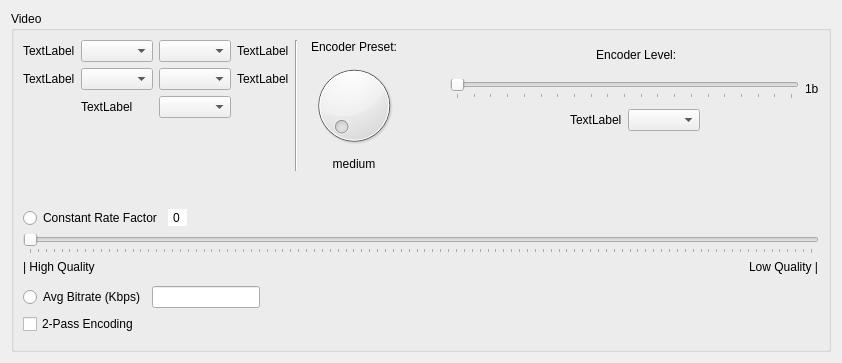
This is src/video_ui.ui in b1aqW0lf/Lithium as Qt 5 draws it before an edit. The edited form follows.
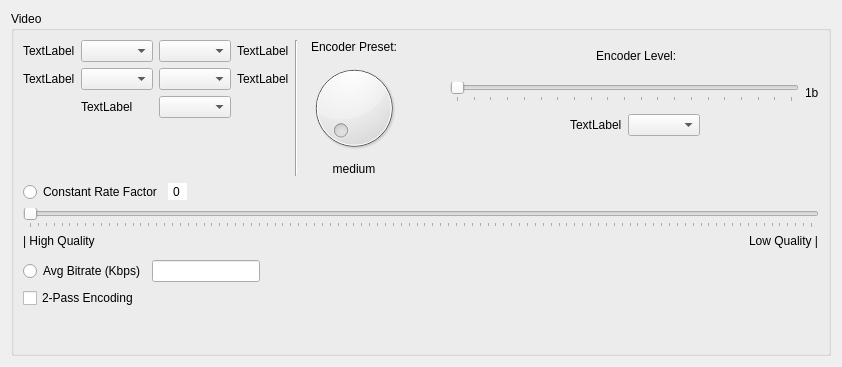
This is the edited form.

Commit message: set video slider ui to use grid layout

What changed in the file:
```diff
--- a/src/video_ui.ui
+++ b/src/video_ui.ui
@@ -7,7 +7,7 @@
     <x>0</x>
     <y>0</y>
     <width>842</width>
-    <height>363</height>
+    <height>367</height>
    </rect>
   </property>
   <property name="windowTitle">
@@ -19,10 +19,13 @@
      <property name="title">
       <string>Video</string>
      </property>
+     <layout class="QVBoxLayout" name="verticalLayout_7">
+      <property name="bottomMargin">
+       <number>9</number>
+      </property>
+      <item>
      <layout class="QVBoxLayout" name="verticalLayout_5">
       <item>
-       <layout class="QVBoxLayout" name="verticalLayout_4">
-        <item>
          <layout class="QHBoxLayout" name="horizontalLayout_2">
           <item>
            <layout class="QVBoxLayout" name="verticalLayout_3">
@@ -252,20 +255,7 @@
          </layout>
         </item>
         <item>
-         <spacer name="verticalSpacer">
-          <property name="orientation">
-           <enum>Qt::Vertical</enum>
-          </property>
-          <property name="sizeHint" stdset="0">
-           <size>
-            <width>20</width>
-            <height>40</height>
-           </size>
-          </property>
-         </spacer>
-        </item>
-        <item>
-         <layout class="QVBoxLayout" name="verticalLayout_9">
+         <layout class="QVBoxLayout" name="verticalLayout_4">
           <item>
            <layout class="QHBoxLayout" name="horizontalLayout_16">
             <item>
@@ -307,18 +297,8 @@
            </layout>
           </item>
           <item>
-           <widget class="QSlider" name="videoRFSlider">
-            <property name="orientation">
-             <enum>Qt::Horizontal</enum>
-            </property>
-            <property name="tickPosition">
-             <enum>QSlider::TicksBelow</enum>
-            </property>
-           </widget>
-          </item>
-          <item>
-           <layout class="QHBoxLayout" name="horizontalLayout_17">
-            <item>
+           <layout class="QGridLayout" name="gridLayout_2">
+            <item row="1" column="0">
              <widget class="QLabel" name="videoHQLabel">
               <property name="text">
                <string>| High Quality</string>
@@ -328,20 +308,17 @@
               </property>
              </widget>
             </item>
-            <item>
-             <spacer name="horizontalSpacer_2">
+            <item row="0" column="0" colspan="3">
+             <widget class="QSlider" name="videoRFSlider">
               <property name="orientation">
                <enum>Qt::Horizontal</enum>
               </property>
-              <property name="sizeHint" stdset="0">
-               <size>
-                <width>40</width>
-                <height>20</height>
-               </size>
+              <property name="tickPosition">
+               <enum>QSlider::TicksBelow</enum>
               </property>
-             </spacer>
+             </widget>
             </item>
-            <item>
+            <item row="1" column="2">
              <widget class="QLabel" name="videoLQLabel">
               <property name="text">
                <string>Low Quality |</string>
@@ -351,10 +328,21 @@
               </property>
              </widget>
             </item>
+            <item row="1" column="1">
+             <spacer name="horizontalSpacer_2">
+              <property name="orientation">
+               <enum>Qt::Horizontal</enum>
+              </property>
+              <property name="sizeHint" stdset="0">
+               <size>
+                <width>40</width>
+                <height>20</height>
+               </size>
+              </property>
+             </spacer>
+            </item>
            </layout>
           </item>
-          <item>
-           <layout class="QHBoxLayout" name="horizontalLayout_14">
             <item>
              <layout class="QVBoxLayout" name="verticalLayout_11">
               <item>
@@ -410,19 +398,20 @@
             </item>
            </layout>
           </item>
-         </layout>
-        </item>
-       </layout>
-      </item>
       <item>
-       <widget class="Line" name="line">
-        <property name="frameShadow">
-         <enum>QFrame::Sunken</enum>
-        </property>
+         <spacer name="verticalSpacer">
         <property name="orientation">
          <enum>Qt::Vertical</enum>
         </property>
-       </widget>
+          <property name="sizeHint" stdset="0">
+           <size>
+            <width>20</width>
+            <height>40</height>
+           </size>
+          </property>
+         </spacer>
+        </item>
+       </layout>
       </item>
      </layout>
     </widget>
```
Lines whose indentation alone changed are shown as unchanged. The commit also changes 1 other file.
